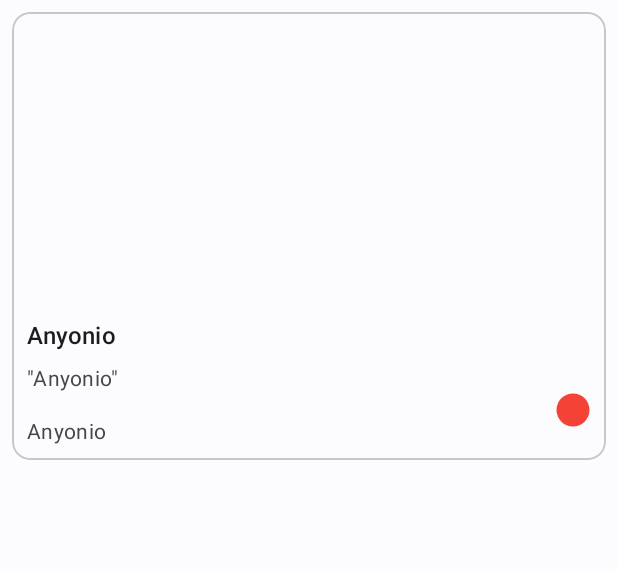
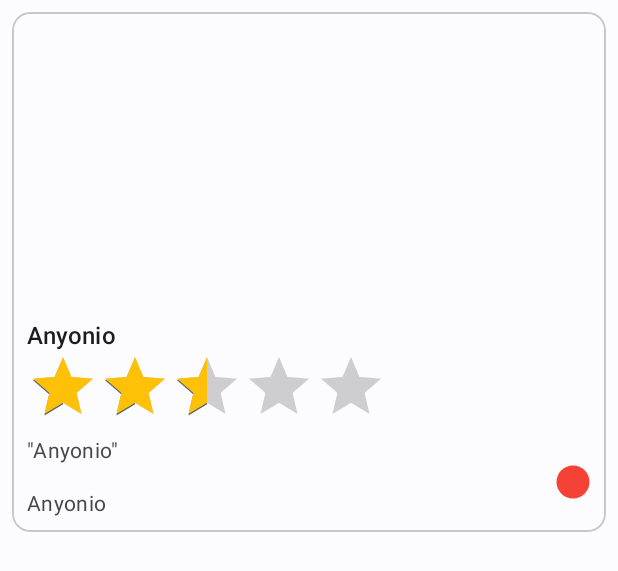
Before and after one commit to fdez2002/Coppada-Android, an Android app: the layout item_card_locales.xml on its own in the app's theme, with its tools: preview values and no code run, on a phone screen of 412 x 824 dp. Shown: the top 571 px of the screen. Run offline under Robolectric (Android 15) with nearby library versions, the phone set to English and light mode, and no system bars; network calls fail.

Commit message:
Mostrar al usuario el rating de cada nnegocio

```diff
--- a/app/src/main/java/com/fdez/projecttfg/Negocio.kt
+++ b/app/src/main/java/com/fdez/projecttfg/Negocio.kt
@@ -8,7 +8,11 @@ data class Negocio(
     val image_url: String,
     val is_closed: Boolean,
     val name: String,
-    val location: Location?
+    val location: Location?,
+    val rating: Double,
+    val review_count: Int
+
+
 
     /*
     val rating: Double,
--- a/app/src/main/java/com/fdez/projecttfg/ui/home/HomeFragment.kt
+++ b/app/src/main/java/com/fdez/projecttfg/ui/home/HomeFragment.kt
@@ -46,7 +46,8 @@ class HomeFragment : Fragment() {
             val negocios = YelpApi().search("pizza", "Linares")
             Log.d("MiApp", "Negocios: $negocios")
 
-            negocioList = YelpApi().search("pizza", "Linares")
+            //negocioList = YelpApi().search("pizza", "Linares")
+            negocioList = YelpApi().search("pizza", "Madrid")
             withContext(Dispatchers.Main) {
                 // Configurar RecyclerView y Adapter
                 val recyclerView = binding.rvNegocios
--- a/app/src/main/res/layout/item_card_locales.xml
+++ b/app/src/main/res/layout/item_card_locales.xml
@@ -36,6 +36,15 @@
                     android:layout_height="wrap_content"
                     android:text="Anyonio"
                     android:textAppearance="?attr/textAppearanceTitleMedium" />
+
+                <RatingBar
+                    android:id="@+id/ratingBar"
+                    android:layout_width="wrap_content"
+                    android:layout_height="wrap_content"
+                    android:minHeight="10dip"
+                    android:numStars="5"
+                    android:progressTint="#FFC107"
+                    android:rating="2.5" />
 
                 <TextView
                     android:layout_width="wrap_content"
```
Also changed, not shown: app/src/main/java/com/fdez/projecttfg/Api/YelpApi.kt (+7 -2 lines).
